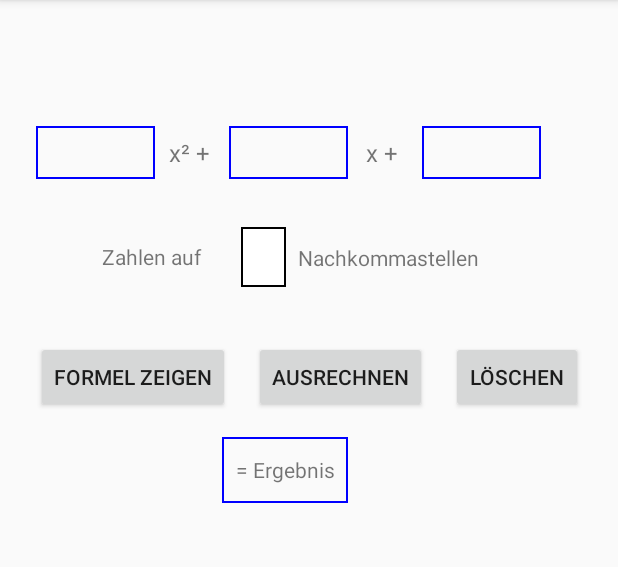
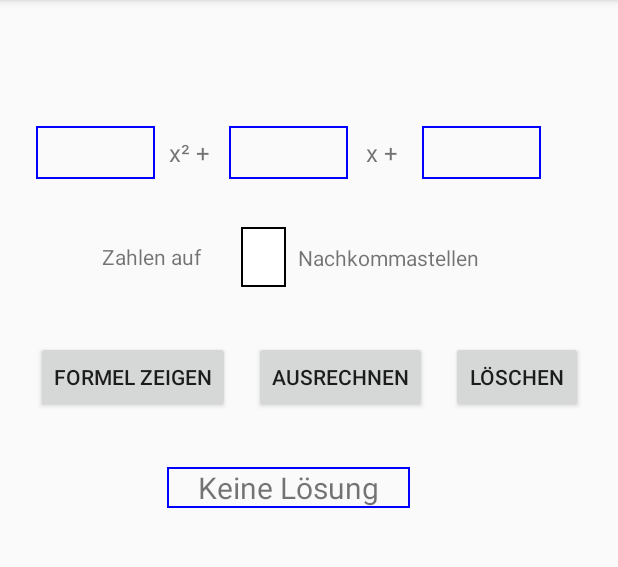
Before and after one commit to OmarElHussein/Mathprojekt_V2.0, an Android app: the QuadratischeGleichungenRechnerActivity screen opened directly, with no data from a screen before it, after a tap on "AUSRECHNEN", on a phone screen of 412 x 824 dp, the part 84-651 px from its top. Run offline under Robolectric (Android 15) with nearby library versions, the phone set to English and light mode, and no system bars; Roboto replaces fonts that are not available here; 3 statements that could not run were skipped.

Commit message:
Quadratische Gleichung Methode

```diff
--- a/app/src/main/java/com/wipd/schulprojekt_mathe/prozesseClasses/ProzesseRechnerActivity.java
+++ b/app/src/main/java/com/wipd/schulprojekt_mathe/prozesseClasses/ProzesseRechnerActivity.java
@@ -102,7 +102,7 @@ public class ProzesseRechnerActivity extends AppCompatActivity {
     /**
      * Hier ist der Teil wo alles zum funktionieren bringt, wenn man auf dem Button clickt wird
      * die Methode gerufen und alles was da drinne steht bearbeitet bzw. berechnet
-     * @param view ist wichtig um das Zeigen zu ermöglichen, ohne View crasched unser App.
+     * @param view ist wichtig um das Zeigen zu ermöglichen, ohne View cann unser App einfach crashen.
      */
     public void prozessBerechnung(View view) {
 
@@ -270,4 +270,5 @@ public class ProzesseRechnerActivity extends AppCompatActivity {
         onBackPressed();
         return true;
     }
+
 }
--- a/app/src/main/java/com/wipd/schulprojekt_mathe/quadratischeGleichungenClasses/QuadratischeGleichungenRechnerActivity.java
+++ b/app/src/main/java/com/wipd/schulprojekt_mathe/quadratischeGleichungenClasses/QuadratischeGleichungenRechnerActivity.java
@@ -7,6 +7,7 @@ import android.view.View;
 import android.widget.EditText;
 import android.widget.Spinner;
 import android.widget.TextView;
+import android.widget.Toast;
 
 import com.wipd.schulprojekt_mathe.R;
 
@@ -33,7 +34,6 @@ public class QuadratischeGleichungenRechnerActivity extends AppCompatActivity {
         textViewErgebnis = findViewById(R.id.textViewErgebnis);
 
 
-
     }
 
     @Override
@@ -44,31 +44,39 @@ public class QuadratischeGleichungenRechnerActivity extends AppCompatActivity {
 
     public void berechneQuadratischeFormel(View view) {
 
-        d = 0;
-
         a = Double.parseDouble(editText_a_quadrat.getText().toString());
         p = Double.parseDouble(editText_b.getText().toString());
         q = Double.parseDouble(editText_c.getText().toString());
 
+        p /= a;
+        q /= a;
 
-        p = a / p;
-        q = a / q;
+        double t = p / 2;
 
-        d = Math.sqrt(Math.pow(p / 2D, 2D) - q);
-        x1 = -p / 2 - d;
-        x2 = -p / 2 + d;
+        d = Math.pow(t, 2);
+        d = d - q;
 
 
+        if (d > 0) {
+            x1 = -(p / 2) - Math.sqrt(d);
+            x2 = (-p / 2) + Math.sqrt(d);
 
-        if (d == 0) {
-            textViewErgebnis.setText("x1 = " + x1 + " + " +  d);
-        } else if (d < 0) {
-            textViewErgebnis.setText("ERROR");
-        } else if(d > 0) {
-            textViewErgebnis.setText("x1 = " + x1 + " + " + d + "\nx2 = " + x2);
+            if (d == 0) {
+                textViewErgebnis.setText("x1 = " + x1 + " + " + d);
+            } else if (d > 0) {
+                textViewErgebnis.setText("x1 = " + x1 + "\nx2 = " + x2);
+            }
+
+        } else {
+            textViewErgebnis.setText("Keine Lösung");
         }
 
+        clearFocusFromFields();
     }
 
-
+    private void clearFocusFromFields() {
+        editText_a_quadrat.clearFocus();
+        editText_b.clearFocus();
+        editText_c.clearFocus();
+    }
 }
--- a/app/src/main/res/layout/activity_quadratische_gleichungen_rechner.xml
+++ b/app/src/main/res/layout/activity_quadratische_gleichungen_rechner.xml
@@ -77,15 +77,18 @@
 
     <TextView
         android:id="@+id/textViewErgebnis"
-        android:layout_width="84dp"
-        android:layout_height="44dp"
-        android:layout_marginTop="172dp"
+        android:layout_width="0dp"
+        android:layout_height="wrap_content"
+        android:layout_marginStart="8dp"
+        android:layout_marginTop="192dp"
+        android:layout_marginEnd="8dp"
         android:background="@drawable/edit_text_rectangle_with_border_shape"
         android:gravity="center"
         android:text="= Ergebnis"
-        app:layout_constraintEnd_toEndOf="@+id/editText_x_eingabe"
-        app:layout_constraintHorizontal_bias="1.0"
-        app:layout_constraintStart_toStartOf="@+id/editText_x_eingabe"
+        android:textSize="20sp"
+        app:layout_constraintEnd_toStartOf="@+id/editText_c_eingabe"
+        app:layout_constraintHorizontal_bias="0.0"
+        app:layout_constraintStart_toEndOf="@+id/editText_Xquadrat_eingabe"
         app:layout_constraintTop_toBottomOf="@+id/editText_x_eingabe" />
 
     <TextView
```
